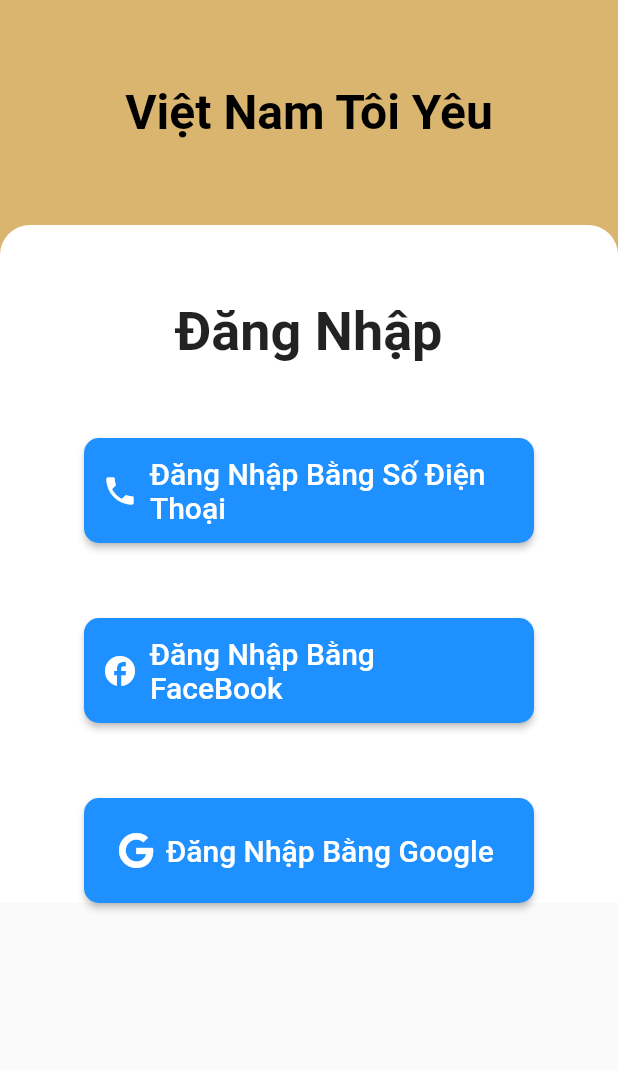
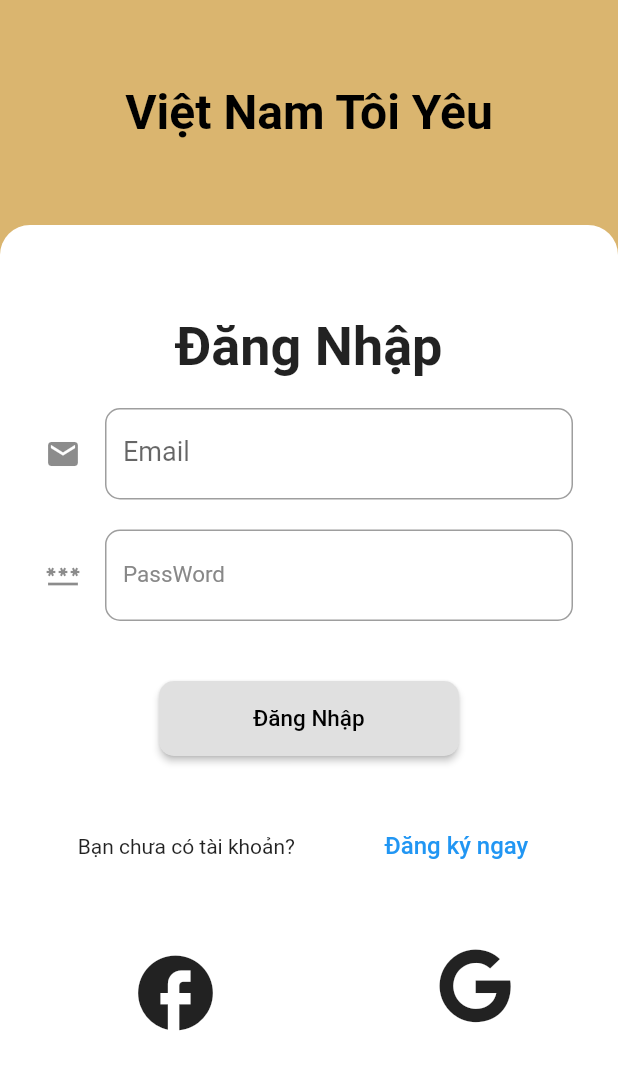
Before and after one commit to TruongGiang9366/135tiet, a Flutter app: the screen it shows after launch, after a tap on "Tiếp Tục", on a phone screen of 412 x 824 dp. Shown: the top 1070 px of the screen. Run offline on Flutter 3.47's test engine with Material 2 defaults, Android fonts, the phone set to English and light mode, and no system bars; our stand-ins replace firebase_core, font_awesome_flutter; accounts and stored records are empty.

Commit message:
chinh sua trang login thanh cong

```diff
--- a/AppOnTap/appontap/lib/app.dart
+++ b/AppOnTap/appontap/lib/app.dart
@@ -2,7 +2,6 @@ import 'package:appontap/src/DashBoard.dart';
 import 'package:appontap/src/Edit.dart';
 import 'package:appontap/src/Lesson.dart';
 import 'package:appontap/src/Login_Page.dart';
-import 'package:appontap/src/OTP.dart';
 import 'package:appontap/src/Practice.dart';
 import 'package:appontap/src/Profile.dart';
 import 'package:appontap/src/Rank.dart';
--- a/AppOnTap/appontap/lib/src/Login_Page.dart
+++ b/AppOnTap/appontap/lib/src/Login_Page.dart
@@ -1,5 +1,4 @@
 import 'package:appontap/src/DashBoard.dart';
-import 'package:appontap/src/OTP.dart';
 import 'package:appontap/src/Register.dart';
 import 'package:appontap/src/blogs/Login_blog.dart';
 import 'package:flutter/material.dart';
@@ -13,7 +12,8 @@ class Login_Page extends StatefulWidget {
 
 class _Login_PageState extends State<Login_Page> {
   LoginBloc bloc = new LoginBloc();
-  TextEditingController _phonenumberController = new TextEditingController();
+  TextEditingController _passController = new TextEditingController();
+  TextEditingController _emailController = new TextEditingController();
   @override
   Widget build(BuildContext context) {
     return MaterialApp(
@@ -37,9 +37,7 @@ class _Login_PageState extends State<Login_Page> {
           child: const Text(
             "Việt Nam Tôi Yêu",
             style: TextStyle(
-                  color: Colors.black,
-                  fontWeight: FontWeight.bold,
-                  fontSize: 32),
+                color: Colors.black, fontWeight: FontWeight.bold, fontSize: 32),
           ),
         ),
       ),
@@ -62,8 +60,9 @@ class _Login_PageState extends State<Login_Page> {
           child: SingleChildScrollView(
             child: Center(
               child: Padding(
-                  padding: const EdgeInsets.fromLTRB(0, 50, 0, 0),
-                  child: Column(children: [
+                padding: const EdgeInsets.fromLTRB(0, 60, 0, 0),
+                child: Column(
+                  children: [
                     const Text(
                       "Đăng Nhập",
                       style: TextStyle(
@@ -71,29 +70,77 @@ class _Login_PageState extends State<Login_Page> {
                         fontSize: 36,
                       ),
                     ),
-                    Column(
-                      children: [
                     Padding(
-                          padding: EdgeInsets.fromLTRB(0, 50, 0, 0),
-                          child: SizedBox(
-                            width: 300,
-                            height: 70,
-                            child: ElevatedButton.icon(
-                              onPressed: () => Navigator.push(
-                                  context,
-                                  MaterialPageRoute(
-                                    builder: (context) => OTP_Page(toString()),
-                                  )),
-                              icon: Icon(Icons.phone),
-                              label: Text(
-                                "Đăng Nhập Bằng Số Điện Thoại",
+                      padding: const EdgeInsets.fromLTRB(30, 20, 30, 0),
+                      child: StreamBuilder(
+                        stream: bloc.emailStream,
+                        builder: (context, snapshot) => TextField(
+                          controller: _emailController,
                           style: TextStyle(
-                                  fontSize: 20,
+                            fontSize: 18,
+                            color: Colors.black,
+                          ),
+                          decoration: InputDecoration(
+                            hintText: 'Email',
+                            labelText: 'Email',
+                            icon: Icon(Icons.email),
+                            errorText: snapshot.hasError
+                                ? snapshot.error.toString()
+                                : null,
+                            border: OutlineInputBorder(
+                              borderRadius: BorderRadius.circular(10.0),
                             ),
                           ),
+                          keyboardType: TextInputType.emailAddress,
+                          textInputAction: TextInputAction.done,
+                        ),
+                      ),
+                    ),
+                    Stack(children: [
+                      Padding(
+                        padding: const EdgeInsets.fromLTRB(30, 20, 30, 40),
+                        child: StreamBuilder(
+                          stream: bloc.passStream,
+                          builder: (context, snapshot) => TextField(
+                            controller: _passController,
+                            style: TextStyle(
+                              fontSize: 18,
+                              color: Colors.black,
+                            ),
+                            obscureText: true,
+                            decoration: InputDecoration(
+                              hintText: 'PassWord',
+                              labelText: 'PassWord',
+                              icon: Icon(Icons.password),
+                              errorText: snapshot.hasError
+                                  ? snapshot.error.toString()
+                                  : null,
+                              border: OutlineInputBorder(
+                                borderRadius: BorderRadius.circular(10.0),
+                              ),
+                              labelStyle: TextStyle(
+                                  color: Color(0xff888888), fontSize: 15),
+                            ),
+                            keyboardType: TextInputType.number,
+                            textInputAction: TextInputAction.done,
+                          ),
+                        ),
+                      ),
+                    ]),
+                    Padding(
+                      padding: EdgeInsets.fromLTRB(0, 0, 0, 0),
+                      child: SizedBox(
+                        width: 200,
+                        height: 50,
+                        child: ElevatedButton(
+                          onPressed: onDashBoard,
+                          child: Text(
+                            'Đăng Nhập',
+                            style: TextStyle(fontSize: 15, color: Colors.black),
+                          ),
                           style: ButtonStyle(
-                                backgroundColor: MaterialStateProperty.all(
-                                    Color.fromRGBO(30, 144, 255, 1)),
+                            backgroundColor:
+                                MaterialStateProperty.all(Color(0xFFe0e0e0)),
                             shape: MaterialStateProperty.all<
                                 RoundedRectangleBorder>(
                               RoundedRectangleBorder(
@@ -104,64 +151,62 @@ class _Login_PageState extends State<Login_Page> {
                         ),
                       ),
                     ),
+                    Stack(
+                      children: [
                         Padding(
-                          padding: EdgeInsets.fromLTRB(0, 50, 0, 0),
-                          child: SizedBox(
-                            width: 300,
-                            height: 70,
-                            child: ElevatedButton.icon(
+                          padding: const EdgeInsets.fromLTRB(0, 0, 0, 0),
+                          child: Container(
+                            width: double.infinity,
+                            height: 120,
+                            child: Row(
+                              mainAxisAlignment: MainAxisAlignment.spaceEvenly,
+                              children: [
+                                Text("Bạn chưa có tài khoản?"),
+                                TextButton(
+                                  child: Text(
+                                    'Đăng ký ngay',
+                                    style: TextStyle(fontSize: 16),
+                                  ),
+                                  onPressed: () => Navigator.push(
+                                      context,
+                                      MaterialPageRoute(
+                                          builder: (context) =>
+                                              Register_Page())),
+                                )
+                              ],
+                            ),
+                          ),
+                        ),
+                      ],
+                    ),
+                    Padding(
+                        padding: const EdgeInsets.fromLTRB(0, 0, 0, 50),
+                        child: Row(
+                          mainAxisAlignment: MainAxisAlignment.spaceAround,
+                          children: [
+                            IconButton(
                               onPressed: () {},
-                              icon: Icon(Icons.facebook),
-                              label: Text(
-                                "Đăng Nhập Bằng FaceBook",
-                                style: TextStyle(fontSize: 20),
+                              icon: Icon(
+                                Icons.facebook,
+                                size: 60,
                               ),
-                              style: ButtonStyle(
-                                backgroundColor: MaterialStateProperty.all(
-                                    Color.fromRGBO(30, 144, 255, 1)),
-                                shape: MaterialStateProperty.all<
-                                    RoundedRectangleBorder>(
-                                  RoundedRectangleBorder(
-                                    borderRadius: BorderRadius.circular(10.0),
+                            ),
+                            IconButton(
+                                onPressed: () {},
+                                icon: Icon(
+                                  FontAwesomeIcons.google,
+                                  size: 50,
+                                ))
+                          ],
+                        ))
+                  ],
                 ),
               ),
             ),
           ),
         ),
       ),
-                        Padding(
-                          padding: EdgeInsets.fromLTRB(0, 50, 0, 0),
-                          child: SizedBox(
-                            width: 300,
-                            height: 70,
-                            child: ElevatedButton.icon(
-                              onPressed: () {},
-                              icon: Icon(FontAwesomeIcons.google),
-                              label: Text("Đăng Nhập Bằng Google",
-                                  style: TextStyle(fontSize: 20)) ,
-                              style: ButtonStyle(
-                                backgroundColor: MaterialStateProperty.all(
-                                    Color.fromRGBO(30, 144, 255, 1)),
-                                shape: MaterialStateProperty.all<
-                                    RoundedRectangleBorder>(
-                                  RoundedRectangleBorder(
-                                    borderRadius: BorderRadius.circular(10.0),
-                                  ),
-                                ),
-                              ),
-                            ),
-                          ),
-                        ),
-                      ],
-                    ),
-                  ]),
-                ),
-              ),
-            ),
-          ),
-        ),
-      ),
-    );
+    ));
   }
 
   void onRegister() {
@@ -173,14 +218,17 @@ class _Login_PageState extends State<Login_Page> {
     return Register_Page();
   }
 
-  void onOTP() {
-    if (bloc.isValidInfo(_phonenumberController.text)) {
+  void onDashBoard() {
+    if (bloc.isValid(
+      _emailController.text,
+      _passController.text,
+    )) {
       Navigator.push(context,
-          MaterialPageRoute(builder: (context) => gotoOTP_Page(context)));
+          MaterialPageRoute(builder: (context) => gotoDashBoard(context)));
     }
   }
 
-  Widget gotoOTP_Page(BuildContext context) {
-    return OTP_Page(_phonenumberController.text);
+  Widget gotoDashBoard(BuildContext context) {
+    return DashBoard_Page();
   }
 }
--- a/AppOnTap/appontap/lib/src/blogs/login_blog.dart
+++ b/AppOnTap/appontap/lib/src/blogs/login_blog.dart
@@ -3,34 +3,28 @@ import 'package:appontap/src/Login_Page.dart';
 import 'package:appontap/src/validators/validations.dart';
 
 class LoginBloc {
-  StreamController _userController = new StreamController();
-  StreamController _phonenumberController = new StreamController();
+  StreamController _passController = new StreamController();
+  StreamController _emailController = new StreamController();
 
-  Stream get userStream => _userController.stream;
-  Stream get phoneStream => _phonenumberController.stream;
+  Stream get emailStream => _emailController.stream;
+  Stream get passStream => _passController.stream;
 
-  // Stream getUserStream() {
-  //   return _userController.stream;
-  // }
-
-  bool isValidInfo(String phonenumber) {
-    //String pass
-    // if (!Validations.isValidUser(username)) {
-    //   _userController.sink.addError('Vui lòng nhập số điện thoại');
-    //   return false;
-    // }
-    // _userController.sink.add("");
-
-    if (!Validations.isValidPhoneName(phonenumber)) {
-      _phonenumberController.sink.addError('Nhập số điện thoại');
+  bool isValid(String pass, String email) {
+    if (!Validations.isValidEmail(email)) {
+      _emailController.sink
+          .addError('Email không thể bỏ trống, hoặc thiếu "@"!!!!');
       return false;
     }
-    _phonenumberController.sink.add("Ok");
+    _emailController.sink.add("");
+    if (!Validations.isValidPass(pass)) {
+      _passController.sink.addError('Password phải trên 6 kí tự');
+      return false;
+    }
     return true;
   }
 
   void dispose() {
-    // _userController.close();
-    _phonenumberController.close();
+    _passController.close();
+    _emailController.close();
   }
 }
```
Also changed, not shown: AppOnTap/appontap/lib/src/OTP.dart (deleted, +0 -207 lines). Lines whose indentation alone changed are shown as unchanged.
